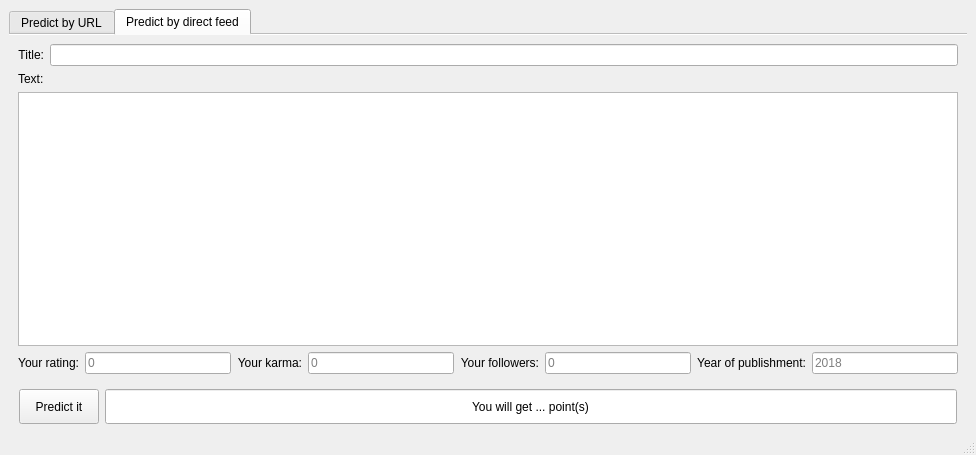
This is src/habrating/mainwindow.ui in mmmm1998/--- as Qt 5 draws it before an edit. The edited form follows.
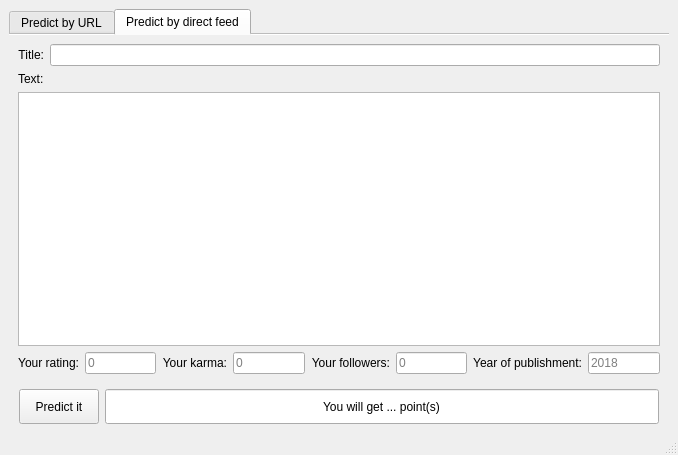
This is the edited form. The open tabs and pages were chosen to show the change.

Commit message: Slightly increased minimal sizes for GUI input fields

```diff
--- a/src/habrating/mainwindow.ui
+++ b/src/habrating/mainwindow.ui
@@ -6,7 +6,7 @@
    <rect>
     <x>0</x>
     <y>0</y>
-    <width>976</width>
+    <width>678</width>
     <height>455</height>
    </rect>
   </property>
@@ -207,6 +207,12 @@
              </item>
              <item>
               <widget class="QLineEdit" name="arating_edit">
+               <property name="minimumSize">
+                <size>
+                 <width>50</width>
+                 <height>0</height>
+                </size>
+               </property>
                <property name="text">
                 <string/>
                </property>
@@ -230,6 +236,12 @@
              </item>
              <item>
               <widget class="QLineEdit" name="akarma_edit">
+               <property name="minimumSize">
+                <size>
+                 <width>50</width>
+                 <height>0</height>
+                </size>
+               </property>
                <property name="text">
                 <string/>
                </property>
@@ -253,6 +265,12 @@
              </item>
              <item>
               <widget class="QLineEdit" name="asubs_edit">
+               <property name="minimumSize">
+                <size>
+                 <width>50</width>
+                 <height>0</height>
+                </size>
+               </property>
                <property name="text">
                 <string/>
                </property>
@@ -276,6 +294,12 @@
              </item>
              <item>
               <widget class="QLineEdit" name="year_edit">
+               <property name="minimumSize">
+                <size>
+                 <width>50</width>
+                 <height>0</height>
+                </size>
+               </property>
                <property name="text">
                 <string/>
                </property>
@@ -335,7 +359,7 @@
        <widget class="QLineEdit" name="result_field">
         <property name="minimumSize">
          <size>
-          <width>225</width>
+          <width>250</width>
           <height>35</height>
          </size>
         </property>
```
Left out of the diff: 2 changed lines with no effect on the pictures.
